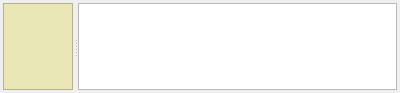
Old version of the form xcalcs/ui/solver.ui in the repository xgvargas/xcalcs.
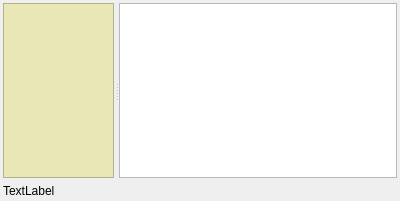
New version of the form.

```diff
--- a/xcalcs/ui/solver.ui
+++ b/xcalcs/ui/solver.ui
@@ -7,7 +7,7 @@
     <x>0</x>
     <y>0</y>
     <width>400</width>
-    <height>93</height>
+    <height>201</height>
    </rect>
   </property>
   <property name="windowTitle">
@@ -31,7 +31,7 @@
      <widget class="QTextEdit" name="edt_results">
       <property name="sizePolicy">
        <sizepolicy hsizetype="Expanding" vsizetype="Expanding">
-        <horstretch>1</horstretch>
+        <horstretch>2</horstretch>
         <verstretch>0</verstretch>
        </sizepolicy>
       </property>
@@ -43,6 +43,13 @@
       <property name="readOnly">
        <bool>true</bool>
       </property>
+      <property name="html">
+       <string notr="true">&lt;!DOCTYPE HTML PUBLIC &quot;-//W3C//DTD HTML 4.0//EN&quot; &quot;http://www.w3.org/TR/REC-html40/strict.dtd&quot;&gt;
+&lt;html&gt;&lt;head&gt;&lt;meta name=&quot;qrichtext&quot; content=&quot;1&quot; /&gt;&lt;style type=&quot;text/css&quot;&gt;
+p, li { white-space: pre-wrap; }
+&lt;/style&gt;&lt;/head&gt;&lt;body style=&quot; font-family:'MS Shell Dlg 2'; font-size:14pt; font-weight:400; font-style:normal;&quot;&gt;
+&lt;p style=&quot;-qt-paragraph-type:empty; margin-top:0px; margin-bottom:0px; margin-left:0px; margin-right:0px; -qt-block-indent:0; text-indent:0px;&quot;&gt;&lt;br /&gt;&lt;/p&gt;&lt;/body&gt;&lt;/html&gt;</string>
+      </property>
       <property name="textInteractionFlags">
        <set>Qt::LinksAccessibleByMouse|Qt::TextSelectableByMouse</set>
       </property>
@@ -55,11 +62,25 @@
        </sizepolicy>
       </property>
       <property name="styleSheet">
-       <string notr="true">font: 16pt &quot;MS Shell Dlg 2&quot;;</string>
+       <string notr="true">font: 14pt &quot;MS Shell Dlg 2&quot;;</string>
+      </property>
+      <property name="html">
+       <string notr="true">&lt;!DOCTYPE HTML PUBLIC &quot;-//W3C//DTD HTML 4.0//EN&quot; &quot;http://www.w3.org/TR/REC-html40/strict.dtd&quot;&gt;
+&lt;html&gt;&lt;head&gt;&lt;meta name=&quot;qrichtext&quot; content=&quot;1&quot; /&gt;&lt;style type=&quot;text/css&quot;&gt;
+p, li { white-space: pre-wrap; }
+&lt;/style&gt;&lt;/head&gt;&lt;body style=&quot; font-family:'MS Shell Dlg 2'; font-size:14pt; font-weight:400; font-style:normal;&quot;&gt;
+&lt;p style=&quot;-qt-paragraph-type:empty; margin-top:0px; margin-bottom:0px; margin-left:0px; margin-right:0px; -qt-block-indent:0; text-indent:0px;&quot;&gt;&lt;br /&gt;&lt;/p&gt;&lt;/body&gt;&lt;/html&gt;</string>
       </property>
      </widget>
     </widget>
    </item>
+   <item>
+    <widget class="QLabel" name="lbl_error">
+     <property name="text">
+      <string notr="true">TextLabel</string>
+     </property>
+    </widget>
+   </item>
   </layout>
  </widget>
  <resources/>
```
Left out of the diff: 2 changed lines with no effect on the pictures.
